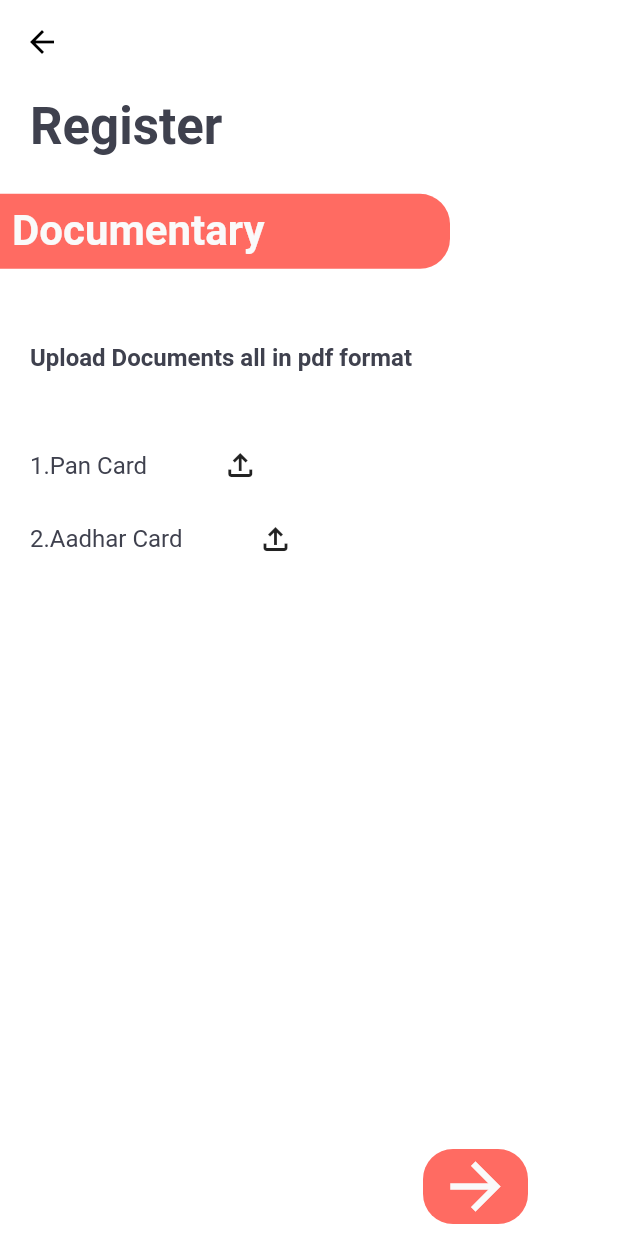
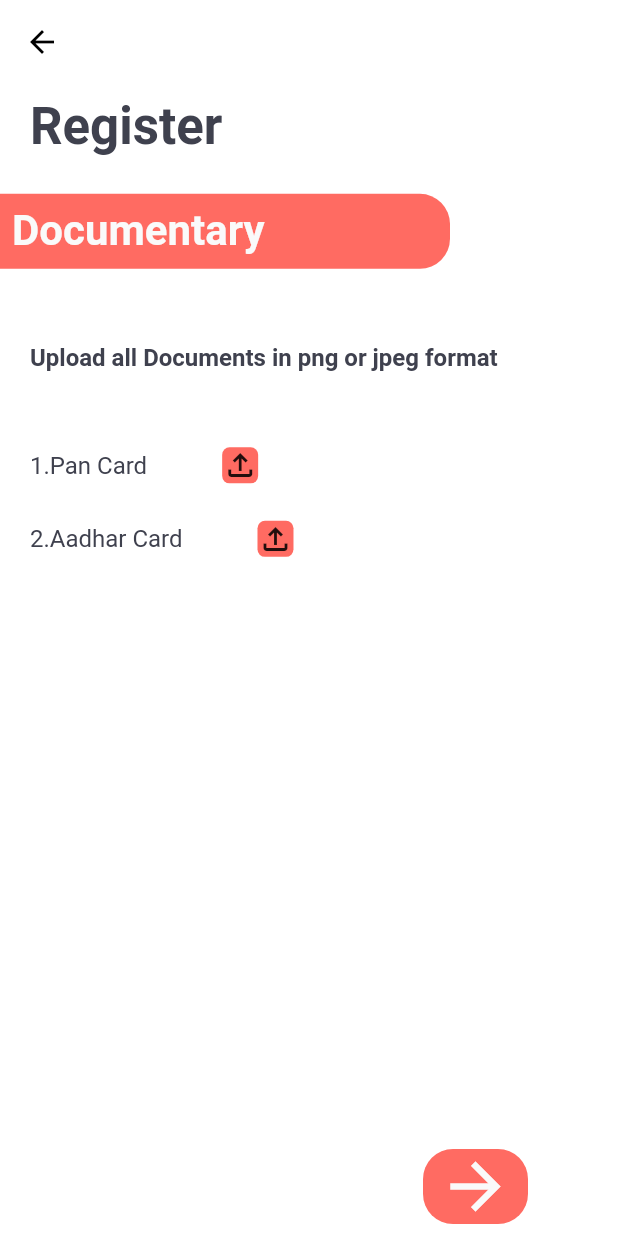
Before and after one commit to Krishanadave671/SIH-vendo, a Flutter app: the DocumentaryEvidence screen opened by its route, after a tap on the "file upload" icon, on a phone screen of 412 x 824 dp. Run offline on Flutter 3.47's test engine with Material 2 defaults, Android fonts, the phone set to English and light mode, and no system bars; our stand-ins replace calendar_date_picker2, file_picker, firebase_core, firebase_storage, flutter_dotenv, hooks_riverpod and 3 more; missing offline and left inert: dart:ffi, passwordfield, place_picker; accounts and stored records are empty.

Commit message:
add changes

```diff
--- a/App/vendo/lib/routes.dart
+++ b/App/vendo/lib/routes.dart
@@ -33,7 +33,7 @@ Route<dynamic> generateRoute(RouteSettings settings) {
       );
     case Routes.loginScreen:
       return MaterialPageRoute(
-        builder: (context) => const login_screen(),
+        builder: (context) => const LoginScreen(),
       );
     case Routes.mainPage:
       return MaterialPageRoute(
@@ -41,7 +41,7 @@ Route<dynamic> generateRoute(RouteSettings settings) {
       );
     case Routes.languageSelect:
       return MaterialPageRoute(
-        builder: (context) => const language_selector(),
+        builder: (context) => const LanguageSelector(),
       );
     case Routes.welcomeScreen:
       return MaterialPageRoute(
@@ -70,7 +70,7 @@ Route<dynamic> generateRoute(RouteSettings settings) {
 
     default:
       return MaterialPageRoute(
-        builder: (context) => const language_selector(),
+        builder: (context) => const LanguageSelector(),
       );
   }
 }
--- a/App/vendo/lib/screens/getStarted_screen/getStarted.dart
+++ b/App/vendo/lib/screens/getStarted_screen/getStarted.dart
@@ -2,6 +2,8 @@ import 'package:flutter/material.dart';
 import 'package:vendo/util/AppFonts/app_text.dart';
 import 'package:vendo/util/AppInterface/ui_helpers.dart';
 import 'package:vendo/util/colors.dart';
+
+import '../../routes.dart';
 
 class getStarted extends StatefulWidget {
   const getStarted({Key? key}) : super(key: key);
@@ -36,7 +38,7 @@ class _getStartedState extends State<getStarted> {
               height: 300,
               decoration: const BoxDecoration(
                 image: DecorationImage(
-                  image: AssetImage("lib/assets/images/vendor.png"),
+                  image: AssetImage("assets/images/vendor.png"),
                   fit: BoxFit.fitHeight,
                 )
               ),
@@ -52,7 +54,7 @@ class _getStartedState extends State<getStarted> {
 
             Padding(
               padding: const EdgeInsets.only(bottom: 28),
-              child: ElevatedButton(onPressed: ()=> Navigator.of(context).pushNamed('/login_screen'),
+              child: ElevatedButton(onPressed: ()=> Navigator.of(context).pushNamed(Routes.loginScreen),
                   style: ElevatedButton.styleFrom(
                     primary: colors.primary,
                     shape: RoundedRectangleBorder(
--- a/App/vendo/lib/screens/registration/documentarty_evidence.dart
+++ b/App/vendo/lib/screens/registration/documentarty_evidence.dart
@@ -1,14 +1,13 @@
 import 'dart:io';
-import 'dart:math';
-
+import 'dart:typed_data';
 import 'package:file_picker/file_picker.dart';
-import 'package:firebase_core/firebase_core.dart';
+import 'package:firebase_storage/firebase_storage.dart';
 import 'package:flutter/material.dart';
 import 'package:vendo/util/AppFonts/app_text.dart';
 import 'package:vendo/util/AppInterface/ui_helpers.dart';
 import 'package:vendo/util/colors.dart';
-
 import '../../routes.dart';
+import 'dart:ui' as ui;
 
 class DocumentaryEvidence extends StatefulWidget {
   const DocumentaryEvidence({Key? key}) : super(key: key);
@@ -18,39 +17,98 @@ class DocumentaryEvidence extends StatefulWidget {
 }
 
 class _DocumentaryEvidence extends State<DocumentaryEvidence> {
+  @override
+  void initState() {
+    uniqueString = 'yash';
+    panPathString = 'vendor_documents/$uniqueString/pan.jpeg';
+    aadharPathString = 'vendor_documents/$uniqueString/aadhar.jpeg';
 
+    super.initState();
+  }
 
-// Future getPdfAndUpload()async{
-//   var rng = Random();
-//   String randomName="";
-//   for (var i = 0; i < 20; i++) {
-//     print(rng.nextInt(100));
-//     randomName += rng.nextInt(100).toString();
-//   }
-//   File file = await FilePicker.getFile(type: FileType.CUSTOM, fileExtension: 'pdf');
-//   String fileName = '${randomName}.pdf';
-//   print(fileName);
-//   print('${file.readAsBytesSync()}');
-//   savePdf(file.readAsBytesSync(), fileName);
-// }
+  bool uploadedAdhar = false;
+  bool uploadedPan = false;
+  late final panCardRef;
+  late final panImage;
+  late final aadharRef;
+  late final aadharImage;
+  late final String uniqueString;
+  late final String panPathString;
+  late final String aadharPathString;
 
-// Future savePdf(List<int> asset, String name) async {
+  Future<void> uploadPan() async {
+    FilePickerResult? result;
+    try {
+      result = await FilePicker.platform.pickFiles(
+        type: FileType.custom,
+        allowedExtensions: ['jpeg', 'png'],
+      );
+    } catch (e) {
+      print(e);
+    }
+    File file = File(result!.paths[0]!);
 
-//   StorageReference reference = FirebaseStorage.instance.ref().child(name);
-//   StorageUploadTask uploadTask = reference.putData(asset);
-//   String url = await (await uploadTask.onComplete).ref.getDownloadURL();
-//   print(url);
-//   documentFileUpload(url);
-//   return  url;
-// }
-// void documentFileUpload(String str) {
+    try {
+      final storage = FirebaseStorage.instance;
+      panCardRef = storage.ref().child(panPathString);
+      await panCardRef.putFile(file, SettableMetadata(contentType: "jpeg"));
+      await getPan();
+      setState(() {
+        uploadedPan = true;
+      });
+    } catch (e) {
+      print(e);
+    }
+  }
 
-//   var data = {
-//     "PDF": str,
-//   };
-//   mainReference.child("Documents").child('pdf').set(data).then((v) {
-//   });
-// }
+  Future<void> getPan() async {
+    try {
+      final link = await panCardRef.getDownloadURL();
+      setState(() {
+        panImage = link;
+      });
+    } on FirebaseException catch (e) {}
+  }
+
+  Future<void> getAadhar() async {
+    try {
+      final link = await aadharRef.getDownloadURL();
+      setState(() {
+        aadharImage = link;
+      });
+    } on FirebaseException catch (e) {}
+  }
+
+  Future<void> uploadAadhar() async {
+    FilePickerResult? result;
+    try {
+      result = await FilePicker.platform.pickFiles(
+        type: FileType.custom,
+        allowedExtensions: ['jpeg', 'png'],
+      );
+    } catch (e) {
+      print(e);
+    }
+    File file = File(result!.paths[0]!);
+
+    try {
+      String uniqueString = 'yash';
+      final storage = FirebaseStorage.instance;
+      aadharRef = storage.ref().child(aadharPathString);
+      await aadharRef.putFile(file, SettableMetadata(contentType: "jpeg"));
+      await getAadhar();
+      setState(() {
+        uploadedAdhar = true;
+      });
+    } catch (e) {
+      print(e);
+    }
+  }
+
+  void onContinue() {
+    //implement api here;
+    print("end game : $panPathString , $aadharPathString ");
+  }
 
   @override
   Widget build(BuildContext context) {
@@ -69,7 +127,8 @@ class _DocumentaryEvidence extends State<DocumentaryEvidence> {
               Navigator.of(context).pop();
             }),
       ),
-      body: Container(
+      body: SingleChildScrollView(
+        child: Container(
           color: Colors.white,
           child: Padding(
             padding: EdgeInsets.only(
@@ -114,27 +173,64 @@ class _DocumentaryEvidence extends State<DocumentaryEvidence> {
                     mainAxisAlignment: MainAxisAlignment.start,
                     crossAxisAlignment: CrossAxisAlignment.start,
                     children: [
-                    AppText.bodyBold("Upload Documents all in pdf format"),
+                      AppText.bodyBold(
+                          "Upload all Documents in png or jpeg format"),
                       verticalSpaceLarge,
                       Row(
                         children: [
                           AppText.body("1.Pan Card"),
                           horizontalSpaceLarge,
                           GestureDetector(
-                            onTap: () {},
-                            child: Icon(Icons.file_upload_outlined)),
+                            onTap: () {
+                              uploadPan();
+                            },
+                            child: DecoratedBox(
+                              decoration: BoxDecoration(
+                                  color: (uploadedPan)
+                                      ? Colors.green
+                                      : colors.primary,
+                                  borderRadius: BorderRadius.circular(5)),
+                              child: const Icon(Icons.file_upload_outlined),
+                            ),
+                          ),
                         ],
                       ),
+                      horizontalSpaceSmall,
+                      (uploadedPan)
+                          ? SizedBox(
+                              height: 200,
+                              child: Image.network(panImage.toString(),
+                                  fit: BoxFit.scaleDown),
+                            )
+                          : SizedBox(),
                       verticalSpaceMedium,
                       Row(
                         children: [
                           AppText.body("2.Aadhar Card"),
                           horizontalSpaceLarge,
                           GestureDetector(
-                            onTap: () {},
-                            child: Icon(Icons.file_upload_outlined)),
+                            onTap: () {
+                              uploadAadhar();
+                            },
+                            child: DecoratedBox(
+                              decoration: BoxDecoration(
+                                  color: (uploadedAdhar)
+                                      ? Colors.green
+                                      : colors.primary,
+                                  borderRadius: BorderRadius.circular(5)),
+                              child: const Icon(Icons.file_upload_outlined),
+                            ),
+                          ),
                         ],
                       ),
+                      horizontalSpaceSmall,
+                      (uploadedAdhar)
+                          ? SizedBox(
+                              height: 200,
+                              child: Image.network(aadharImage.toString(),
+                                  fit: BoxFit.scaleDown),
+                            )
+                          : SizedBox(),
                     ],
                   ),
                 ),
@@ -142,11 +238,13 @@ class _DocumentaryEvidence extends State<DocumentaryEvidence> {
             ),
           ),
         ),
+      ),
       bottomNavigationBar: BottomAppBar(
         elevation: 0,
         child: GestureDetector(
           onTap: () {
-            Navigator.of(context).pushNamed(Routes.documentaryEvidence);
+            onContinue();
+            Navigator.of(context).pushNamed(Routes.spaceallocation);
           },
           child: Padding(
             padding: const EdgeInsets.only(right: 60, bottom: 8),
--- a/App/vendo/pubspec.yaml
+++ b/App/vendo/pubspec.yaml
@@ -21,6 +21,7 @@ dependencies:
   firebase_core: ^1.20.1
   file_picker: ^5.0.1
   flutter_dotenv: ^5.0.2
+  firebase_storage: ^10.3.5
 
 
 dev_dependencies:
```
Also changed, not shown: App/vendo/lib/main.dart (+15 -3 lines), App/vendo/lib/screens/language_selector/language_selector.dart (+11 -13 lines), App/vendo/lib/screens/login/login_screen.dart (+18 -33 lines), App/vendo/lib/screens/registration/space_allocation.dart (+53 -46 lines), App/vendo/lib/screens/registration/space_allocation_list.dart (+14 -11 lines), App/vendo/pubspec.lock, 2 other files. Lines whose indentation alone changed are shown as unchanged.
